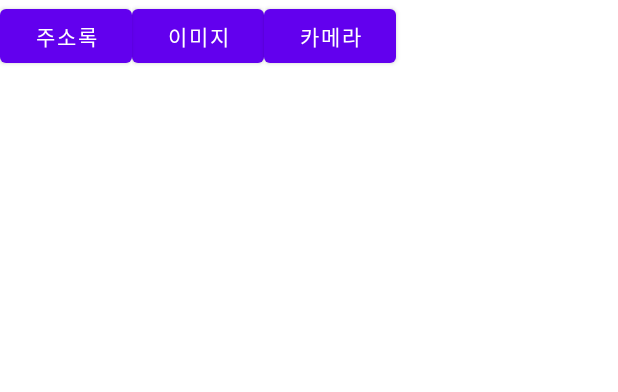
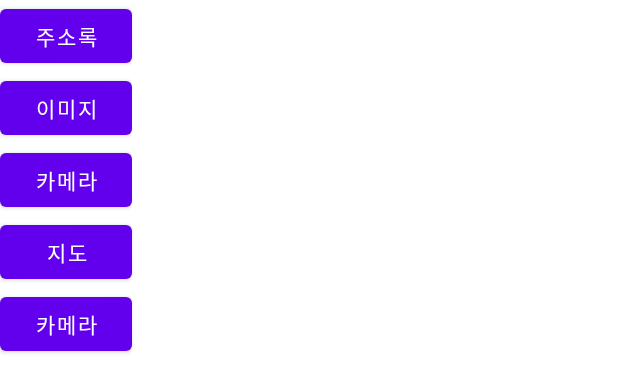
Before and after one commit to jininim/Intent, an Android app: the layout activity_main.xml on its own in the app's theme, with its tools: preview values and no code run, on a phone screen of 412 x 824 dp. Shown: the top 392 px of the screen. Run offline under Robolectric (Android 15) with nearby library versions, the phone set to English and light mode, and no system bars.

Commit message:
+ 지도 , 전화

```diff
--- a/app/src/main/AndroidManifest.xml
+++ b/app/src/main/AndroidManifest.xml
@@ -4,6 +4,7 @@
 
     <!-- 권한추가 -->
     <uses-permission android:name = "android.permission.READ_CONTACTS"/>
+    <uses-permission android:name="android.permission.CALL_PHONE"/>
     <application
         android:allowBackup="true"
         android:icon="@mipmap/ic_launcher"
--- a/app/src/main/res/layout/activity_main.xml
+++ b/app/src/main/res/layout/activity_main.xml
@@ -4,34 +4,62 @@
     xmlns:tools="http://schemas.android.com/tools"
     android:layout_width="match_parent"
     android:layout_height="match_parent"
+    android:orientation="vertical"
     tools:context=".MainActivity">
 
    <Button
        android:id="@+id/btn1"
        android:layout_width="wrap_content"
        android:layout_height="wrap_content"
-       android:text="주소록"/>
+       android:text="주소록" />
+
    <LinearLayout
        android:layout_width="wrap_content"
        android:layout_height="wrap_content"
        android:orientation="vertical">
+
       <Button
           android:id="@+id/btn2"
           android:layout_width="wrap_content"
           android:layout_height="wrap_content"
-          android:text="이미지"/>
+          android:text="이미지" />
+
       <ImageView
           android:id="@+id/imageview"
           android:layout_width="wrap_content"
-          android:layout_height="wrap_content"/>
+          android:layout_height="wrap_content" />
 
    </LinearLayout>
 
+   <LinearLayout
+       android:layout_width="wrap_content"
+       android:layout_height="wrap_content"
+       android:orientation="vertical">
+
+      <Button
+          android:id="@+id/btn3"
+          android:layout_width="wrap_content"
+          android:layout_height="wrap_content"
+          android:text="카메라" />
+
+      <ImageView
+          android:id="@+id/imageview1"
+          android:layout_width="wrap_content"
+          android:layout_height="wrap_content" />
+
+   </LinearLayout>
 
    <Button
-       android:id="@+id/btn3"
+       android:id="@+id/btn4"
        android:layout_width="wrap_content"
        android:layout_height="wrap_content"
-       android:text="카메라"/>
+       android:text="지도" />
+
+   <Button
+       android:id="@+id/btn5"
+       android:layout_width="wrap_content"
+       android:layout_height="wrap_content"
+       android:text="카메라" />
+
 
 </LinearLayout>
```
Also changed, not shown: app/src/main/java/com/example/a20220316/MainActivity.kt (+48 -1 lines).
